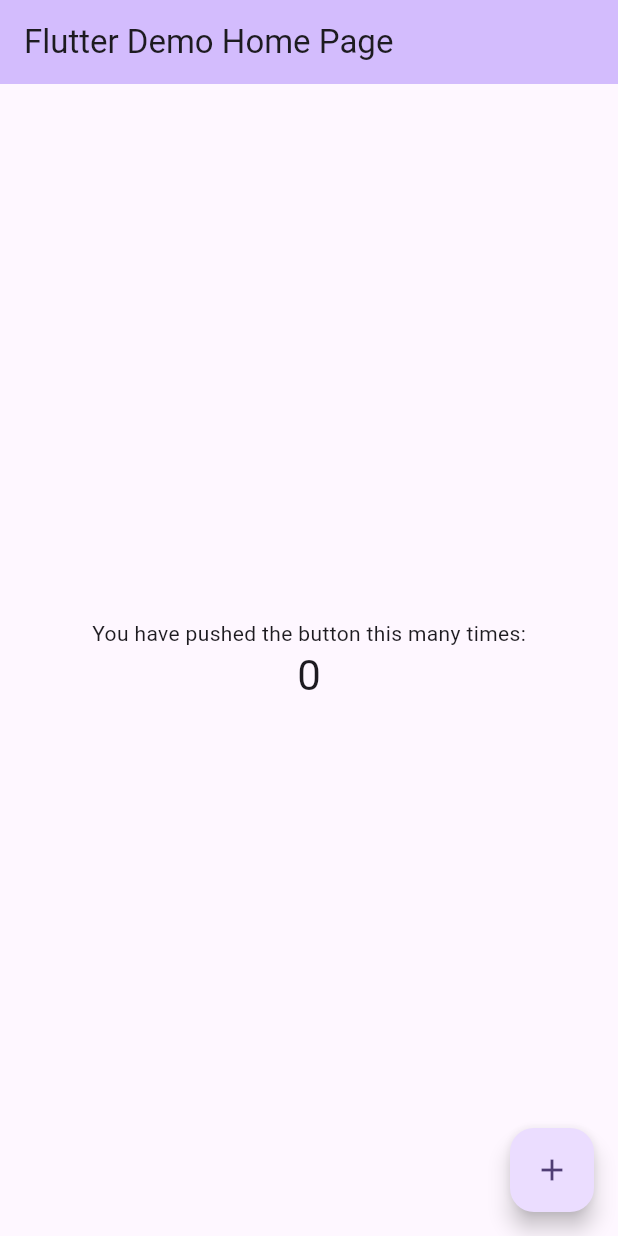
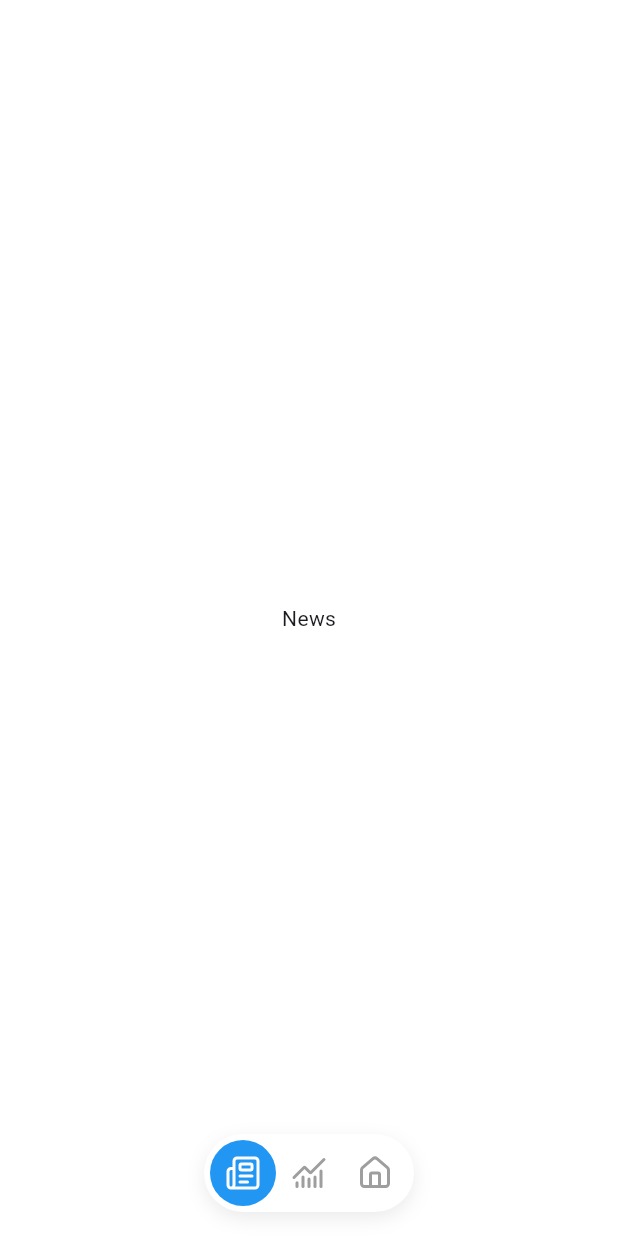
Before and after one commit to cacing69/radar-emas, a Flutter app: the screen it shows after launch, on a phone screen of 412 x 824 dp. Run offline on Flutter 3.47's test engine with Material 3 defaults, Android fonts, the phone set to English and light mode, and no system bars; our stand-ins replace lucide_icons_flutter.

Commit message:
Refactor app structure and add HomePage with FloatingNavBar; update dependencies and remove unused files

```diff
--- a/lib/main.dart
+++ b/lib/main.dart
@@ -1,122 +1,22 @@
 import 'package:flutter/material.dart';
+import 'package:radar_emas/presentation/screens/home_page.dart';
 
-void main() {
-  runApp(const MyApp());
+void main() async {
+  WidgetsFlutterBinding.ensureInitialized();
+
+  runApp(App());
 }
 
-class MyApp extends StatelessWidget {
-  const MyApp({super.key});
+class App extends StatelessWidget {
+  const App({super.key});
 
   // This widget is the root of your application.
   @override
   Widget build(BuildContext context) {
     return MaterialApp(
       title: 'Flutter Demo',
-      theme: ThemeData(
-        // This is the theme of your application.
-        //
-        // TRY THIS: Try running your application with "flutter run". You'll see
-        // the application has a purple toolbar. Then, without quitting the app,
-        // try changing the seedColor in the colorScheme below to Colors.green
-        // and then invoke "hot reload" (save your changes or press the "hot
-        // reload" button in a Flutter-supported IDE, or press "r" if you used
-        // the command line to start the app).
-        //
-        // Notice that the counter didn't reset back to zero; the application
-        // state is not lost during the reload. To reset the state, use hot
-        // restart instead.
-        //
-        // This works for code too, not just values: Most code changes can be
-        // tested with just a hot reload.
-        colorScheme: .fromSeed(seedColor: Colors.deepPurple),
-      ),
-      home: const MyHomePage(title: 'Flutter Demo Home Page'),
+      theme: ThemeData(colorScheme: .fromSeed(seedColor: Colors.deepPurple)),
+      home: const HomePage(),
     );
   }
 }
-
-class MyHomePage extends StatefulWidget {
-  const MyHomePage({super.key, required this.title});
-
-  // This widget is the home page of your application. It is stateful, meaning
-  // that it has a State object (defined below) that contains fields that affect
-  // how it looks.
-
-  // This class is the configuration for the state. It holds the values (in this
-  // case the title) provided by the parent (in this case the App widget) and
-  // used by the build method of the State. Fields in a Widget subclass are
-  // always marked "final".
-
-  final String title;
-
-  @override
-  State<MyHomePage> createState() => _MyHomePageState();
-}
-
-class _MyHomePageState extends State<MyHomePage> {
-  int _counter = 0;
-
-  void _incrementCounter() {
-    setState(() {
-      // This call to setState tells the Flutter framework that something has
-      // changed in this State, which causes it to rerun the build method below
-      // so that the display can reflect the updated values. If we changed
-      // _counter without calling setState(), then the build method would not be
-      // called again, and so nothing would appear to happen.
-      _counter++;
-    });
-  }
-
-  @override
-  Widget build(BuildContext context) {
-    // This method is rerun every time setState is called, for instance as done
-    // by the _incrementCounter method above.
-    //
-    // The Flutter framework has been optimized to make rerunning build methods
-    // fast, so that you can just rebuild anything that needs updating rather
-    // than having to individually change instances of widgets.
-    return Scaffold(
-      appBar: AppBar(
-        // TRY THIS: Try changing the color here to a specific color (to
-        // Colors.amber, perhaps?) and trigger a hot reload to see the AppBar
-        // change color while the other colors stay the same.
-        backgroundColor: Theme.of(context).colorScheme.inversePrimary,
-        // Here we take the value from the MyHomePage object that was created by
-        // the App.build method, and use it to set our appbar title.
-        title: Text(widget.title),
-      ),
-      body: Center(
-        // Center is a layout widget. It takes a single child and positions it
-        // in the middle of the parent.
-        child: Column(
-          // Column is also a layout widget. It takes a list of children and
-          // arranges them vertically. By default, it sizes itself to fit its
-          // children horizontally, and tries to be as tall as its parent.
-          //
-          // Column has various properties to control how it sizes itself and
-          // how it positions its children. Here we use mainAxisAlignment to
-          // center the children vertically; the main axis here is the vertical
-          // axis because Columns are vertical (the cross axis would be
-          // horizontal).
-          //
-          // TRY THIS: Invoke "debug painting" (choose the "Toggle Debug Paint"
-          // action in the IDE, or press "p" in the console), to see the
-          // wireframe for each widget.
-          mainAxisAlignment: .center,
-          children: [
-            const Text('You have pushed the button this many times:'),
-            Text(
-              '$_counter',
-              style: Theme.of(context).textTheme.headlineMedium,
-            ),
-          ],
-        ),
-      ),
-      floatingActionButton: FloatingActionButton(
-        onPressed: _incrementCounter,
-        tooltip: 'Increment',
-        child: const Icon(Icons.add),
-      ),
-    );
-  }
-}
--- /dev/null
+++ b/lib/presentation/screens/home_page.dart
@@ -0,0 +1,61 @@
+import 'package:flutter/material.dart';
+import 'package:radar_emas/presentation/widgets/floating_nav_bar.dart';
+
+class HomePage extends StatefulWidget {
+  const HomePage({super.key});
+
+  @override
+  State<HomePage> createState() => _HomePageState();
+}
+
+class _HomePageState extends State<HomePage> {
+  final ValueNotifier<int> selectedMenu = ValueNotifier<int>(0);
+
+  final List<Widget> _tabs = const [
+    Center(child: Text('News')),
+    Center(child: Text('Chart')),
+    Center(child: Text('Home')),
+  ];
+
+  @override
+  void dispose() {
+    selectedMenu.dispose();
+    super.dispose();
+  }
+
+  @override
+  Widget build(BuildContext context) {
+    return Scaffold(
+      backgroundColor: Colors.white,
+      // appBar: AppBar(title: const Text('Home Page')),
+      body: SafeArea(
+        child: Stack(
+          children: [
+            ValueListenableBuilder<int>(
+              valueListenable: selectedMenu,
+              builder: (context, selected, _) {
+                return Stack(
+                  children: [
+                    AnimatedSwitcher(
+                      duration: const Duration(milliseconds: 300),
+                      switchInCurve: Curves.easeInOut,
+                      switchOutCurve: Curves.easeInOut,
+                      child: KeyedSubtree(
+                        key: ValueKey(selected),
+                        child: _tabs[selected],
+                      ),
+                    ),
+                    FloatingNavBar(
+                      selectedIndex: selected,
+                      onChanged: (index) => selectedMenu.value = index,
+                    ),
+                  ],
+                );
+              },
+            ),
+          ],
+        ),
+      ),
+    );
+  }
+}
--- /dev/null
+++ b/lib/presentation/widgets/floating_nav_bar.dart
@@ -0,0 +1,76 @@
+import 'package:flutter/material.dart';
+import 'package:lucide_icons_flutter/lucide_icons.dart';
+
+class FloatingNavBar extends StatelessWidget {
+  final int selectedIndex;
+  final ValueChanged<int> onChanged;
+
+  static const _icons = [
+    LucideIcons.newspaper,
+    LucideIcons.chartNoAxesCombined,
+    LucideIcons.house,
+  ];
+
+  const FloatingNavBar({
+    super.key,
+    required this.selectedIndex,
+    required this.onChanged,
+  });
+
+  @override
+  Widget build(BuildContext context) {
+    return Positioned(
+      bottom: 16,
+      left: 0,
+      right: 0,
+      child: Center(
+        child: Container(
+          decoration: BoxDecoration(
+            color: Colors.white,
+            borderRadius: BorderRadius.circular(30),
+            boxShadow: [
+              BoxShadow(
+                color: Colors.black.withValues(alpha: 0.08),
+                blurRadius: 10,
+                offset: const Offset(0, 4),
+              ),
+            ],
+          ),
+          child: Padding(
+            padding: const EdgeInsets.symmetric(horizontal: 4, vertical: 4),
+            child: AnimatedContainer(
+              duration: const Duration(milliseconds: 300),
+              curve: Curves.easeInOutBack,
+              child: Row(
+                mainAxisSize: MainAxisSize.min,
+                children: List.generate(_icons.length, (index) {
+                  final selected = selectedIndex == index;
+                  return GestureDetector(
+                    onTap: () => onChanged(index),
+                    child: AnimatedContainer(
+                      duration: const Duration(milliseconds: 300),
+                      curve: Curves.easeInOutBack,
+                      padding: const EdgeInsets.all(10),
+                      decoration: BoxDecoration(
+                        color: selected ? Colors.blue : Colors.transparent,
+                        shape: BoxShape.circle,
+                      ),
+                      child: AnimatedSwitcher(
+                        duration: const Duration(milliseconds: 200),
+                        child: Icon(
+                          _icons[index],
+                          key: ValueKey(selected),
+                          color: selected ? Colors.white : Colors.grey,
+                        ),
+                      ),
+                    ),
+                  );
+                }),
+              ),
+            ),
+          ),
+        ),
+      ),
+    );
+  }
+}
--- /dev/null
+++ b/lib/presentation/widgets/nav_item.dart
@@ -0,0 +1,33 @@
+import 'package:flutter/material.dart';
+
+class NavItem extends StatelessWidget {
+  final IconData icon;
+  final bool selected;
+  final VoidCallback onTap;
+
+  const NavItem({
+    super.key,
+    required this.icon,
+    required this.selected,
+    required this.onTap,
+  });
+
+  @override
+  Widget build(BuildContext context) {
+    return GestureDetector(
+      onTap: onTap,
+      child: Padding(
+        padding: const EdgeInsets.all(8),
+        child: AnimatedSwitcher(
+          duration: const Duration(milliseconds: 200),
+          child: Icon(
+            icon,
+            key: ValueKey(selected),
+            size: 6,
+            color: selected ? Colors.white : Colors.grey,
+          ),
+        ),
+      ),
+    );
+  }
+}
--- a/pubspec.yaml
+++ b/pubspec.yaml
@@ -16,7 +16,7 @@ publish_to: 'none' # Remove this line if you wish to publish to pub.dev
 # https://developer.apple.com/library/archive/documentation/General/Reference/InfoPlistKeyReference/Articles/CoreFoundationKeys.html
 # In Windows, build-name is used as the major, minor, and patch parts
 # of the product and file versions while build-number is used as the build suffix.
-version: 1.0.0+1
+version: 0.0.1+1
 
 environment:
   sdk: ^3.11.1
@@ -30,10 +30,10 @@ environment:
 dependencies:
   flutter:
     sdk: flutter
+  lucide_icons_flutter: ^3.1.13
 
   # The following adds the Cupertino Icons font to your application.
   # Use with the CupertinoIcons class for iOS style icons.
-  cupertino_icons: ^1.0.8
 
 dev_dependencies:
   flutter_test:
```
Also changed, not shown: pubspec.lock, 1 other file.
